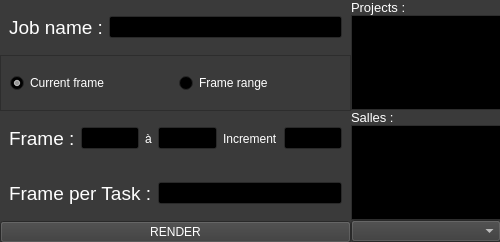
Before: the Qt Designer form nuke/qt/submitter.ui in ArtFXDev/submitter, drawn with Qt 5.
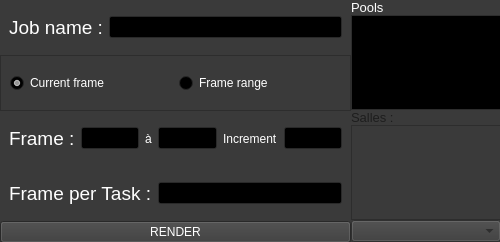
After: the same form once the commit is applied.

Commit message: Change maya / nuke avec les nouveau projet

The edit to the form file:
```diff
--- a/nuke/qt/submitter.ui
+++ b/nuke/qt/submitter.ui
@@ -631,7 +631,7 @@
           </font>
          </property>
          <property name="text">
-          <string>Projects : </string>
+          <string>Pools</string>
          </property>
         </widget>
        </item>
@@ -644,6 +644,9 @@
        </item>
        <item>
         <widget class="QLabel" name="label_7">
+         <property name="enabled">
+          <bool>false</bool>
+         </property>
          <property name="font">
           <font>
            <pointsize>10</pointsize>
@@ -656,6 +659,9 @@
        </item>
        <item>
         <widget class="QListWidget" name="list_salle">
+         <property name="enabled">
+          <bool>false</bool>
+         </property>
          <property name="minimumSize">
           <size>
            <width>150</width>
@@ -668,7 +674,11 @@
         </widget>
        </item>
        <item>
-        <widget class="QComboBox" name="cb_ram"/>
+        <widget class="QComboBox" name="cb_ram">
+         <property name="enabled">
+          <bool>false</bool>
+         </property>
+        </widget>
        </item>
       </layout>
      </widget>
```
The commit also changes 2 other files.
